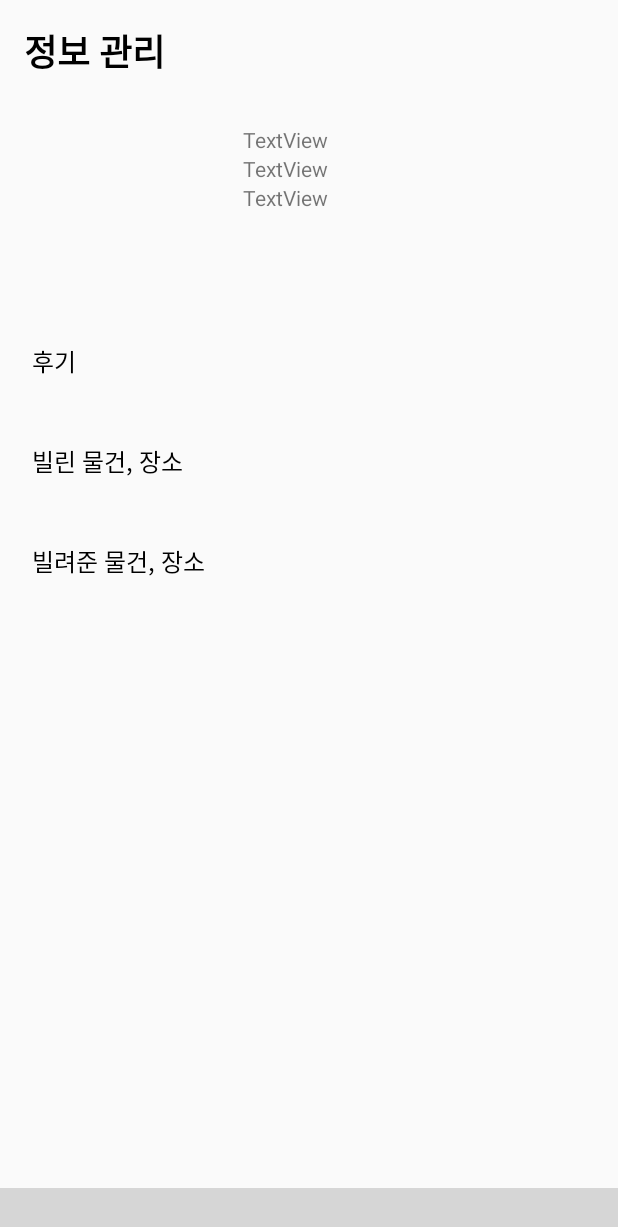
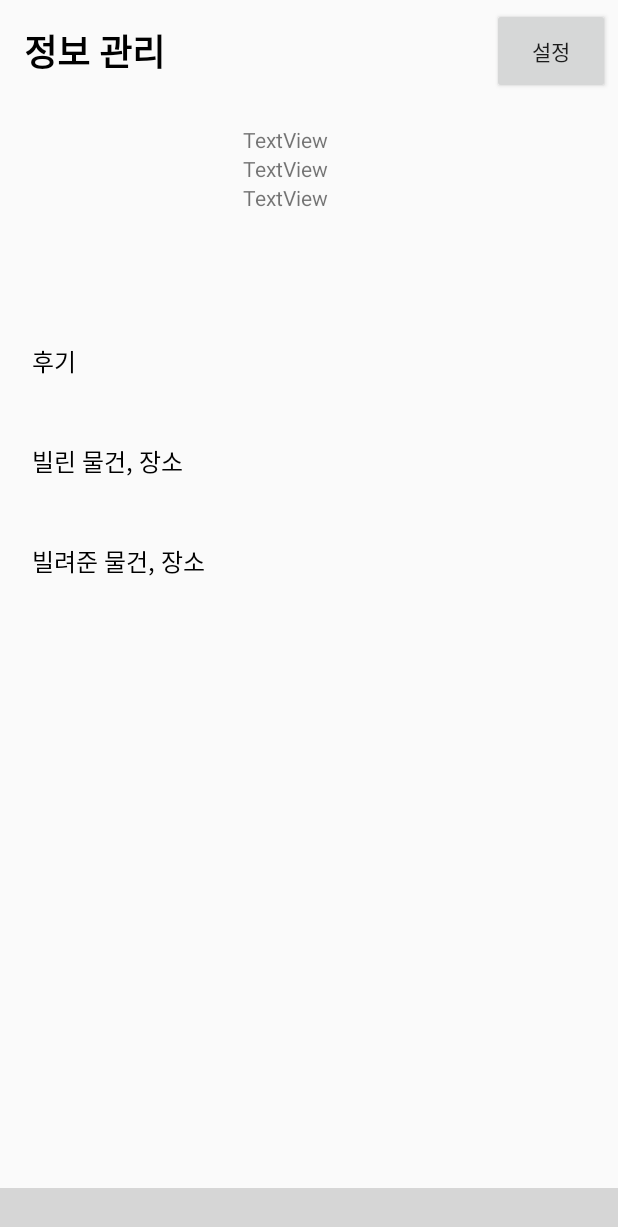
Before and after one commit to Kwonminwoo/rental-service-android, an Android app: the fragment Fragment_Setting_User_Info placed in its activity, on a phone screen of 412 x 824 dp. Shown: the top 1227 px of the screen. Run offline under Robolectric (Android 15) with nearby library versions, the phone set to English and light mode, and no system bars; libraries missing offline, so code that uses them is left out: com.getbase.floatingactionbutton, nl.joery.animatedbottombar; plain views replace AnimatedBottomBar; 2 statements that could not run were skipped; grey boxes are pictures that could not be loaded.

Commit message:
버튼위치 정정

```diff
--- a/app/src/main/res/layout/fragment_setting_user_info.xml
+++ b/app/src/main/res/layout/fragment_setting_user_info.xml
@@ -41,6 +41,15 @@
                         android:textSize="24sp"
                         android:textStyle="bold" />
 
+                    <Button
+                        android:id="@+id/button"
+                        android:layout_width="0dp"
+                        android:layout_height="match_parent"
+                        android:layout_weight="1"
+                        android:contentDescription="@string/_on_setting_fragment_setting"
+                        android:text="설정"
+                        app:icon="@android:drawable/ic_menu_manage" />
+
                 </LinearLayout>
 
                 <LinearLayout
@@ -51,21 +60,11 @@
                     android:padding="5dp"
                     android:weightSum="6">
 
-                    <Button
-                        android:id="@+id/button"
-                        android:layout_width="0dp"
-                        android:layout_height="match_parent"
-                        android:layout_weight="1"
-                        android:background="#a0000000"
-                        android:contentDescription="@string/_on_setting_fragment_setting"
-                        app:icon="@android:drawable/ic_menu_manage" />
-
                     <ImageView
                         android:id="@+id/image_profile"
                         android:layout_width="125dp"
                         android:layout_height="125dp"
                         android:layout_margin="5dp"
-                        android:layout_weight="0"
                         android:adjustViewBounds="true"
                         android:minWidth="150dp"
                         android:minHeight="150dp"
@@ -74,10 +73,10 @@
 
                     <LinearLayout
                         android:id="@+id/texts_layout_on_setting"
-                        android:layout_width="match_parent"
+                        android:layout_width="wrap_content"
                         android:layout_height="match_parent"
                         android:layout_margin="5dp"
-                        android:layout_weight="1"
+                        android:layout_weight="5"
                         android:orientation="vertical"
                         android:padding="10dp">
 
```
